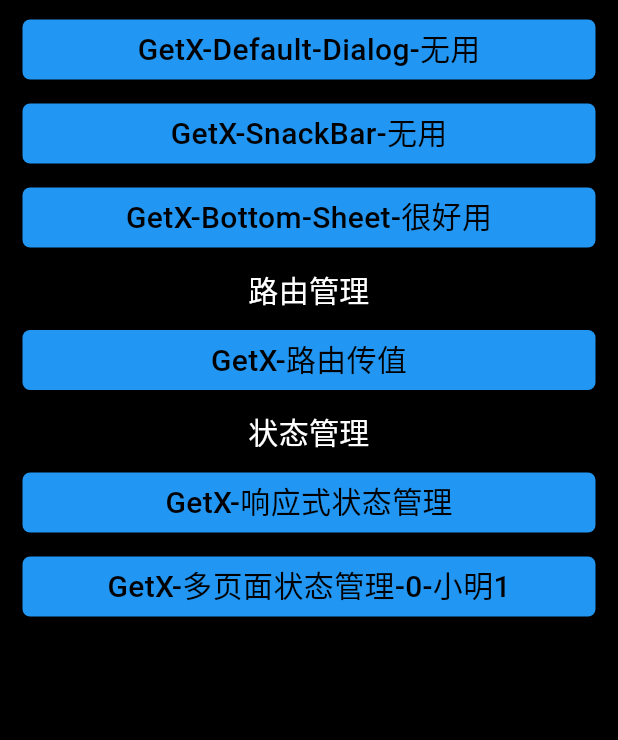
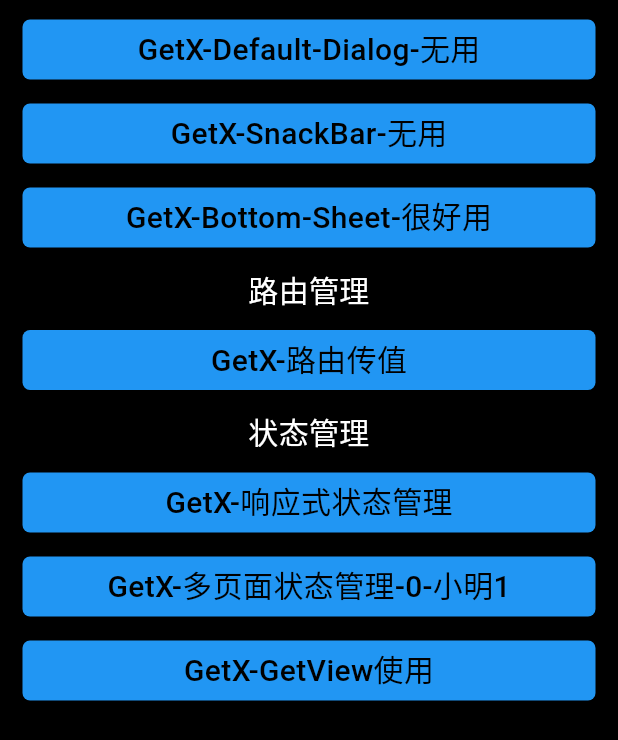
Before and after one commit to SpringRollHHB/FlutterUiTest, a Flutter app: the GetXPage screen opened directly, on a phone screen of 412 x 824 dp. Shown: the top 740 px of the screen. Run offline on Flutter 3.47's test engine with Material 3 defaults, Android fonts, the phone set to English and light mode, and no system bars; our stand-ins replace get.

Commit message:
GetX-多页面状态管理-getcontroller-getbinding-getview-将视图和数据进行解耦

```diff
--- a/lib/layout/get_x_page.dart
+++ b/lib/layout/get_x_page.dart
@@ -6,6 +6,7 @@ import 'package:flutteruitest/utils/get_x_utils.dart';
 import 'package:get/get.dart';
 
 import 'get_x_count_page.dart';
+import 'get_x_getview_page.dart';
 
 class GetXPage extends StatefulWidget {
   const GetXPage({super.key});
@@ -187,6 +188,30 @@ class _GetXPageState extends State<GetXPage> {
                 ),),
               ),
             ),
+            GestureDetector(
+              onTap: () {
+                Get.toNamed(GetXGetViewPage.name);
+              },
+              child: Container(
+                margin: const EdgeInsets.symmetric(horizontal: 15,vertical: 8),
+                width: double.infinity,
+                height: 40,
+                alignment: Alignment.center,
+                decoration: BoxDecoration(
+                    color: Colors.blue,
+                    borderRadius: BorderRadius.circular(5)
+                ),
+                child: const Text(
+                  "GetX-GetView使用",
+                  style: const TextStyle(
+                    color: Colors.black,
+                    fontSize: 20,
+                    height: 1.0,
+                    fontWeight: FontWeight.w500,
+                  ),
+                ),
+              ),
+            ),
           ],
         ),
       ),
--- a/lib/layout/tool/all_controller_binding.dart
+++ b/lib/layout/tool/all_controller_binding.dart
@@ -1,3 +1,4 @@
+import 'package:flutteruitest/layout/tool/student_get_x_controller.dart';
 import 'package:get/get.dart';
 
 import 'count_get_controller.dart';
@@ -5,7 +6,7 @@ import 'count_get_controller.dart';
 class AllControllerBinding implements Bindings {
   @override
   void dependencies() {
-    //Get.put(CountGetController());
+    // Get.put(CountGetController());
     Get.lazyPut(() => CountGetController());
   }
 
--- /dev/null
+++ b/lib/layout/tool/student_get_x_binging.dart
@@ -0,0 +1,10 @@
+import 'package:flutteruitest/layout/tool/student_get_x_controller.dart';
+import 'package:get/get.dart';
+
+class StudentGetXBinding implements Bindings {
+  @override
+  void dependencies() {
+    Get.lazyPut(() => StudentGetXController());
+  }
+
+}
--- a/lib/routers.dart
+++ b/lib/routers.dart
@@ -2,9 +2,11 @@ import 'package:flutter/cupertino.dart';
 import 'package:flutteruitest/test_middle_ware.dart';
 import 'package:get/get.dart';
 import 'layout/get_x_count_page.dart';
+import 'layout/get_x_getview_page.dart';
 import 'layout/get_x_route_one.dart';
 import 'layout/get_x_status_manager_one.dart';
 import 'layout/home_page_widget.dart';
+import 'layout/tool/student_get_x_binging.dart';
 import 'layout/widget/route/no_name_result_widget.dart';
 
 class RouterPages {
@@ -20,6 +22,7 @@ class RouterPages {
         );
       },
     ),
+    GetPage(name: "/GetXGetViewPage", page: () => const GetXGetViewPage(),binding: StudentGetXBinding()),
     GetPage(name: GetXCountPage.name, page: () => const GetXCountPage()),
     GetPage(name: GetXRouteOne.name, page: () => const GetXRouteOne(),middlewares: [ TestMiddleWare() ]),
     GetPage(name: GetXStatusManagerOnePage.name, page: () => const GetXStatusManagerOnePage())
```
Also changed, not shown: lib/layout/get_x_getview_page.dart (added, +31 -0 lines), lib/layout/tool/student_get_x_controller.dart (added, +33 -0 lines).
